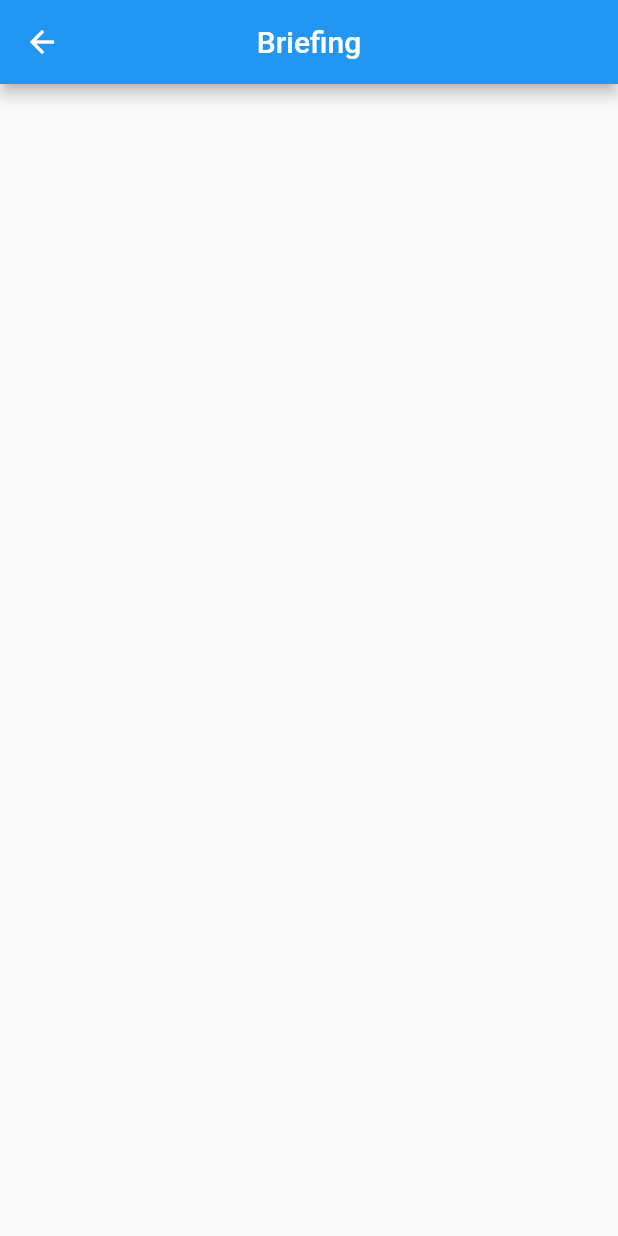
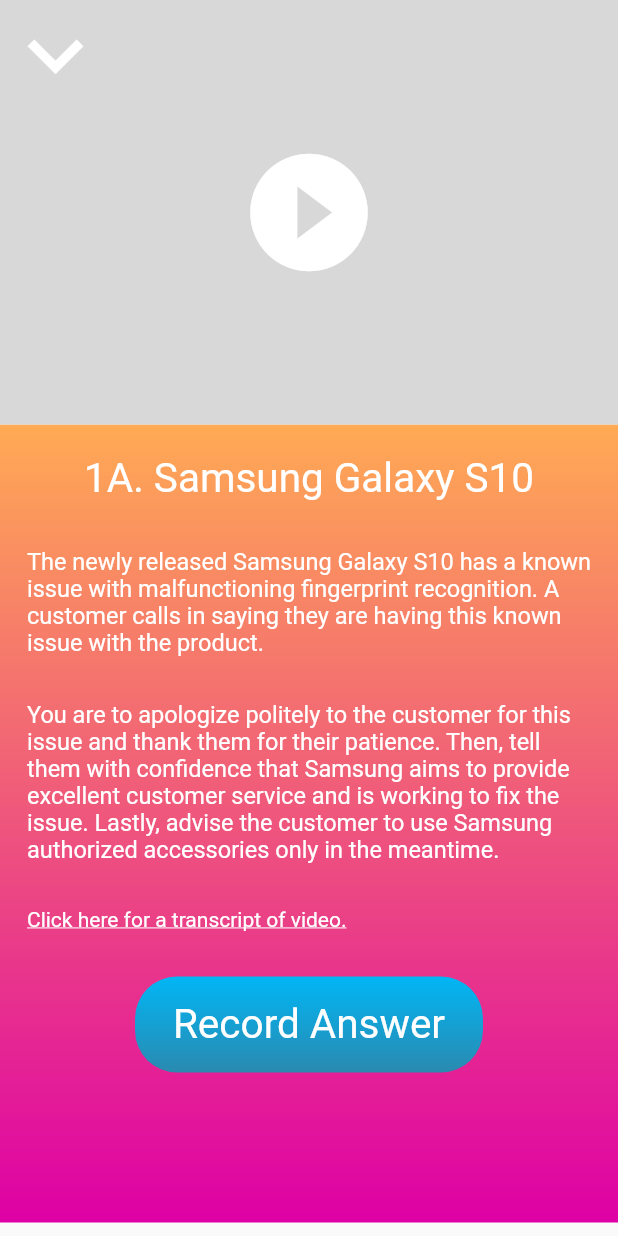
Before and after one commit to dumpcoder/TAGGLE, a Flutter app: the Briefing screen opened directly, on a phone screen of 412 x 824 dp. Run offline on Flutter 3.47's test engine with Material 2 defaults, Android fonts, the phone set to English and light mode, and no system bars; our stand-ins replace file; missing offline and left inert: audio_recorder.

Commit message:
add Briefing page

```diff
--- a/MobileApp/tagl/lib/pages/Briefing.dart
+++ b/MobileApp/tagl/lib/pages/Briefing.dart
@@ -1,4 +1,8 @@
 import 'package:flutter/material.dart';
+import 'package:tagl/pages/Sim.dart';
+import 'package:tagl/utilities/AppColors.dart';
+import 'package:tagl/utilities/FontStyles.dart';
+import 'package:tagl/widgets/BlueButton.dart';
 
 class Briefing extends StatefulWidget {
   @override
@@ -9,9 +13,87 @@ class _BriefingState extends State<Briefing> {
   @override
   Widget build(BuildContext context) {
     return Scaffold(
-      appBar: AppBar(
-        title: Text("Briefing"),
-        centerTitle: true,
+      body: Container(
+        alignment: Alignment(0, 0),
+        child: Container(
+          child: CustomScrollView(
+            slivers: <Widget>[
+              SliverAppBar(
+                backgroundColor: AppColors.gray,
+                leading: GestureDetector(
+                    onTap: () {
+                      Navigator.of(context).pop();
+                    },
+                    child: Icon(
+                      Icons.keyboard_arrow_down,
+                      size: 74,
+                    )),
+                expandedHeight: 283,
+                flexibleSpace: Center(
+                  child: Icon(
+                    Icons.play_circle_filled,
+                    size: 94,
+                    color: Colors.white,
+                  ),
+                ),
+                floating: true,
+              ),
+              SliverToBoxAdapter(
+                  child: Column(
+                mainAxisSize: MainAxisSize.max,
+                children: <Widget>[
+                  Container(
+                      padding: EdgeInsets.fromLTRB(0, 0, 0, 100),
+                      constraints: BoxConstraints(minHeight: 490),
+                      alignment: Alignment(0, 1),
+                      decoration: BoxDecoration(
+                          gradient: LinearGradient(
+                              colors: AppColors.dashBoardGradiant,
+                              begin: FractionalOffset.topCenter,
+                              end: FractionalOffset.bottomCenter)),
+                      child: Column(
+                        mainAxisSize: MainAxisSize.max,
+                        children: <Widget>[
+                          Container(
+                              padding: EdgeInsets.fromLTRB(18, 20, 18, 30),
+                              child: Column(
+                                crossAxisAlignment: CrossAxisAlignment.start,
+                                children: <Widget>[
+                                  Center(
+                                      child: Text("1A. Samsung Galaxy S10",
+                                          style: FontStyles.heading1)),
+                                  Padding(
+                                    padding: EdgeInsets.all(15),
+                                  ),
+                                  Text(
+                                    "The newly released Samsung Galaxy S10 has a known issue with malfunctioning fingerprint recognition. A customer calls in saying they are having this known issue with the product.",
+                                    style: FontStyles.paragraph,
+                                  ),
+                                  Padding(
+                                    padding: EdgeInsets.all(15),
+                                  ),
+                                  Text(
+                                      "You are to apologize politely to the customer for this issue and thank them for their patience. Then, tell them with confidence that Samsung aims to provide excellent customer service and is working to fix the issue. Lastly, advise the customer to use Samsung authorized accessories only in the meantime.",
+                                      style: FontStyles.paragraph),
+                                  Padding(
+                                    padding: EdgeInsets.all(15),
+                                  ),
+                                  Text(
+                                    "Click here for a transcript of video.",
+                                    style: TextStyle(
+                                        decoration: TextDecoration.underline,
+                                        color: Colors.white),
+                                  )
+                                ],
+                              )),
+                          BlueButton(text: "Record Answer", navigate: Sim()),
+                        ],
+                      ))
+                ],
+              ))
+            ],
+          ),
+        ),
       ),
     );
   }
--- a/MobileApp/tagl/lib/pages/Dashboard.dart
+++ b/MobileApp/tagl/lib/pages/Dashboard.dart
@@ -1,8 +1,10 @@
 import 'package:flutter/material.dart';
+import 'package:tagl/pages/Briefing.dart';
 import 'package:tagl/utilities/AppColors.dart';
 import 'package:tagl/widgets/Gallery.dart';
 import 'package:tagl/widgets/NavigationBar.dart';
 import 'package:tagl/widgets/SearchBox.dart';
+import 'package:tagl/widgets/SlideUpRoute.dart';
 
 class Dashboard extends StatefulWidget {
   @override
@@ -33,7 +35,8 @@ class _DashboardState extends State<Dashboard> {
                 children: <Widget>[
                   Gallery(),
                   Padding(
-                    padding: const EdgeInsets.only(left: 8, top: 42, bottom: 28),
+                    padding:
+                        const EdgeInsets.only(left: 8, top: 42, bottom: 28),
                     child: Text(
                       "Modules",
                       style: TextStyle(color: Colors.white, fontSize: 24),
@@ -44,7 +47,12 @@ class _DashboardState extends State<Dashboard> {
                       //physics: const NeverScrollableScrollPhysics(),
                       itemCount: 3,
                       itemBuilder: (context, index) {
-                        return Container(
+                        return GestureDetector(
+                            onTap: () {
+                              Navigator.of(context)
+                                  .push(SlideUpRoute(widget: Briefing()));
+                            },
+                            child: Container(
                               width: 1.0 / 0.0,
                               height: 198,
                               margin: EdgeInsets.fromLTRB(8, 0, 8, 14),
@@ -52,7 +60,7 @@ class _DashboardState extends State<Dashboard> {
                                   borderRadius: BorderRadius.circular(8),
                                   color: AppColors.gray),
                               child: Center(child: Text("module")),
-                        );
+                            ));
                       },
                     ),
                   )
--- a/MobileApp/tagl/lib/utilities/AppColors.dart
+++ b/MobileApp/tagl/lib/utilities/AppColors.dart
@@ -7,8 +7,9 @@ class AppColors {
   static Color searchBoxShadow = Color(0xFFe0e2e4);
   static Color active = Color(0xff01b6f5);
   static Color gray = Color(0xffd8d8d8);
-  static List<Color> dashBoardGradiant = [
-    Color(0xFFFFAA54),
-    Color(0xFFDE00A5)
+  static List<Color> dashBoardGradiant = [Color(0xFFFFAA54), Color(0xFFDE00A5)];
+  static List<Color> recordAnswerGradient = [
+    Color(0xFF01b6f5),
+    Color(0xFF2a8ab0)
   ];
 }
--- /dev/null
+++ b/MobileApp/tagl/lib/utilities/FontStyles.dart
@@ -0,0 +1,7 @@
+import 'package:flutter/material.dart';
+
+class FontStyles {
+  static TextStyle heading1 = TextStyle(fontSize: 27, color: Colors.white);
+  static TextStyle paragraph = TextStyle(fontSize: 15.7, color: Colors.white);
+  static TextStyle blueButton = TextStyle(fontSize: 27, color: Colors.white);
+}
--- /dev/null
+++ b/MobileApp/tagl/lib/widgets/BlueButton.dart
@@ -0,0 +1,35 @@
+import 'package:flutter/widgets.dart';
+import 'package:tagl/utilities/AppColors.dart';
+import 'package:tagl/utilities/FontStyles.dart';
+import 'package:tagl/widgets/SlideUpRoute.dart';
+
+class BlueButton extends StatelessWidget {
+  final Widget navigate;
+  final String text;
+
+  BlueButton({this.navigate, this.text});
+
+  @override
+  Widget build(BuildContext context) {
+    return GestureDetector(
+      onTap: () {
+        Navigator.of(context).push(SlideUpRoute(widget: navigate));
+      },
+      child: Container(
+        alignment: Alignment(0, 0),
+        decoration: BoxDecoration(
+            borderRadius: BorderRadius.all(Radius.circular(28)),
+            gradient: LinearGradient(
+                begin: Alignment(0, -1),
+                end: Alignment(0, 1),
+                colors: AppColors.recordAnswerGradient)),
+        child: Text(
+          text,
+          style: FontStyles.blueButton,
+        ),
+        height: 64,
+        width: 232,
+      ),
+    );
+  }
+}
--- /dev/null
+++ b/MobileApp/tagl/lib/widgets/SlideUpRoute.dart
@@ -0,0 +1,28 @@
+import 'package:flutter/material.dart';
+
+class SlideUpRoute extends PageRouteBuilder {
+  final Widget widget;
+
+  SlideUpRoute({this.widget})
+      : super(
+          pageBuilder: (BuildContext context, Animation<double> animation,
+              Animation<double> secondaryAnimation) {
+            return widget;
+          },
+          transitionsBuilder: (BuildContext context,
+              Animation<double> animation,
+              Animation<double> secondaryAnimation,
+              Widget child) {
+            Animation curve =
+                CurvedAnimation(parent: animation, curve: Curves.easeInOut);
+
+            return new SlideTransition(
+              position: new Tween<Offset>(
+                begin: const Offset(0.0, 1.0),
+                end: Offset.zero,
+              ).animate(curve),
+              child: child,
+            );
+          },
+        );
+}
```
Also changed, not shown: 3 other files. Lines whose indentation alone changed are shown as unchanged.
